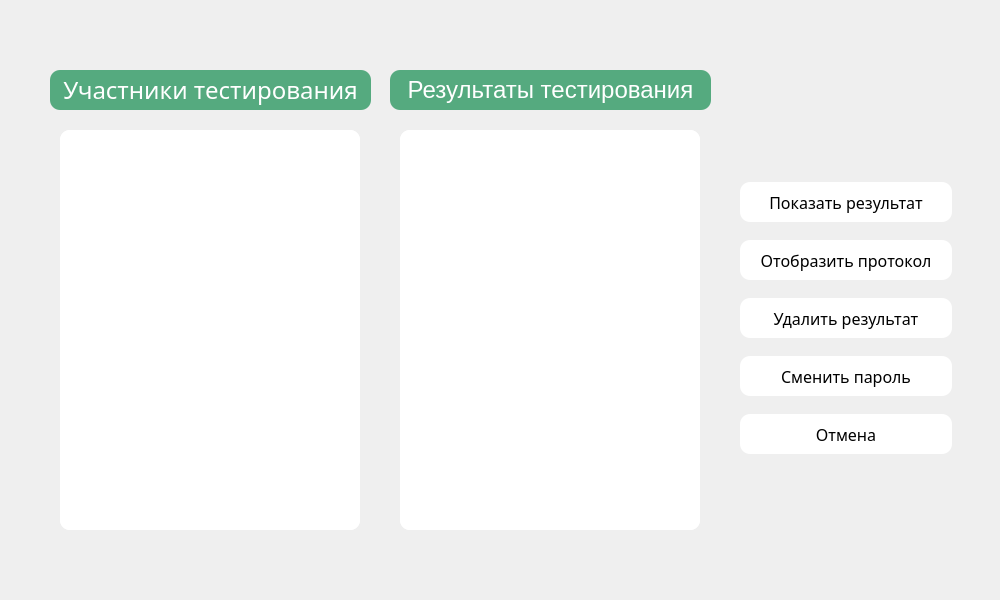
Old version of the form ui/auth/PsychoResultWidget.ui in the repository xamlo721/PsychologyTestApp.
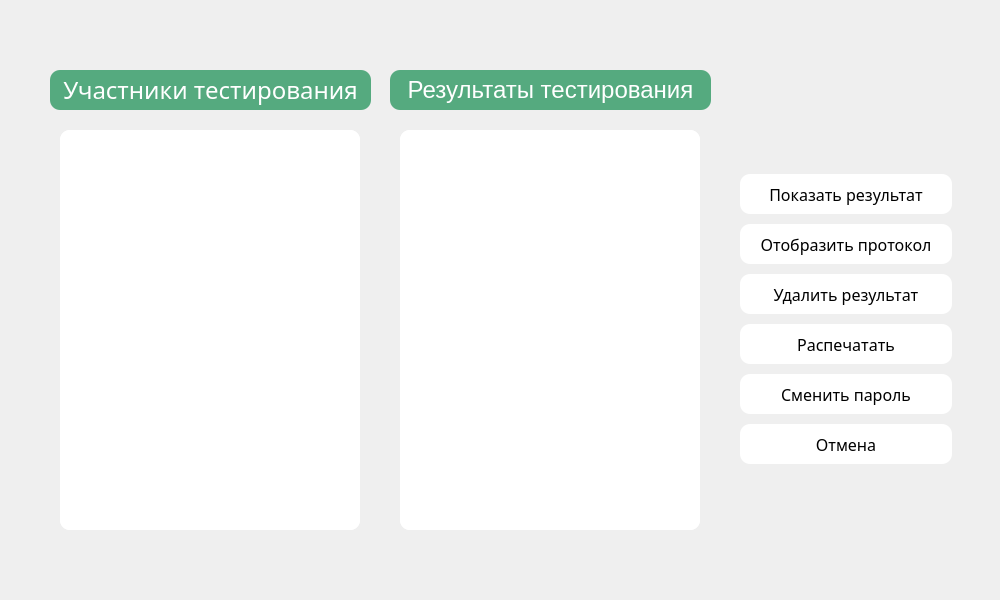
New version of the form. Icons and pictures are not drawn.

Commit message: add print button

Diff of the .ui file:
```diff
--- a/ui/auth/PsychoResultWidget.ui
+++ b/ui/auth/PsychoResultWidget.ui
@@ -18,7 +18,7 @@
             background-image: url(&quot;:/pictures/back.png&quot;);
 }</string>
   </property>
-  <widget class="QWidget" name="">
+  <widget class="QWidget" name="layoutWidget">
    <property name="geometry">
     <rect>
      <x>740</x>
@@ -115,6 +115,34 @@
       </property>
      </widget>
     </item>
+    <item>
+     <widget class="QPushButton" name="print_pushButton">
+      <property name="minimumSize">
+       <size>
+        <width>210</width>
+        <height>40</height>
+       </size>
+      </property>
+      <property name="font">
+       <font>
+        <family>Montserrat Medium</family>
+        <pointsize>12</pointsize>
+       </font>
+      </property>
+      <property name="styleSheet">
+       <string notr="true">QPushButton {
+	border-radius: 10px;
+	background-color: rgb(255, 255, 255);
+}
+QPushButton:hover {
+        background-color: rgba(216, 249, 255);
+}</string>
+      </property>
+      <property name="text">
+       <string>Распечатать</string>
+      </property>
+     </widget>
+    </item>
     <item>
      <widget class="QPushButton" name="changePassword_pushButton">
       <property name="minimumSize">
```
The commit also changes 2 other files.
